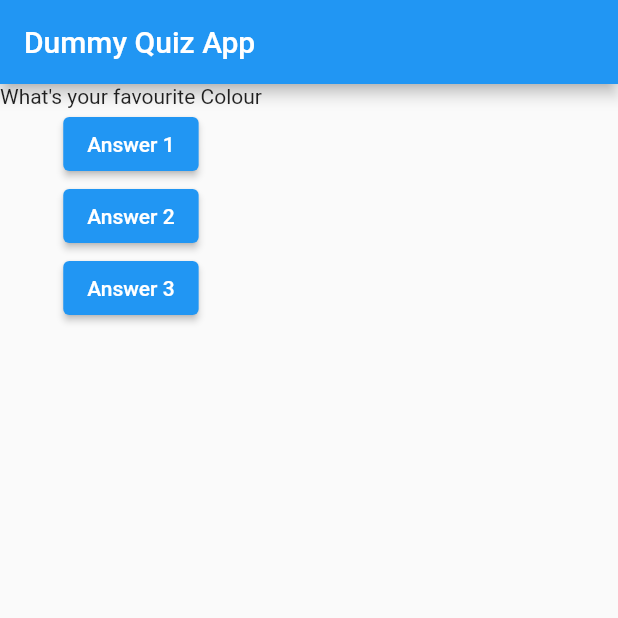
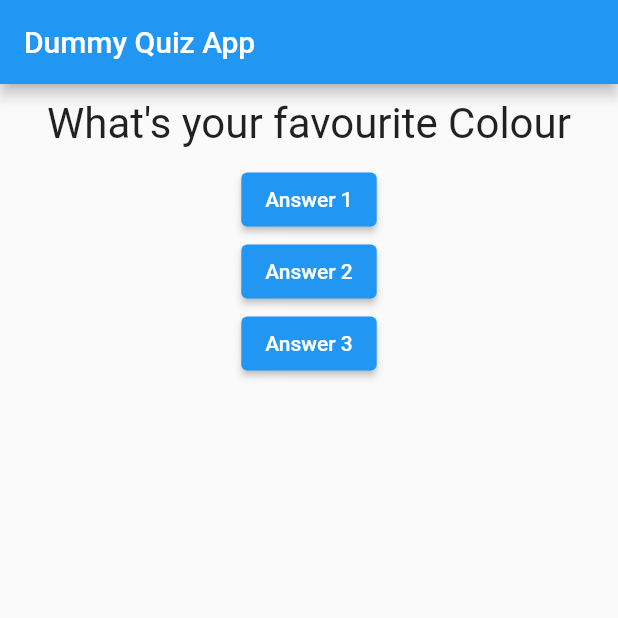
Before and after one commit to sachin96Boy/flutter-demo-quiz-app, a Flutter app: the screen it shows after launch, on a phone screen of 412 x 824 dp, the top half of it. Run offline on Flutter 3.47's test engine with Material 2 defaults, Android fonts, the phone set to English and light mode, and no system bars.

Commit message:
chor: styling question

```diff
--- a/lib/question.dart
+++ b/lib/question.dart
@@ -6,6 +6,16 @@ class Question extends StatelessWidget {
 
   @override
   Widget build(BuildContext context) {
-    return Text(questionText);
+    return Container(
+      width: double.infinity,
+      margin: const EdgeInsets.all(10.0),
+      child: Text(
+        questionText,
+        style: const TextStyle(
+          fontSize: 28.0,
+        ),
+        textAlign: TextAlign.center,
+      ),
+    );
   }
 }
```
